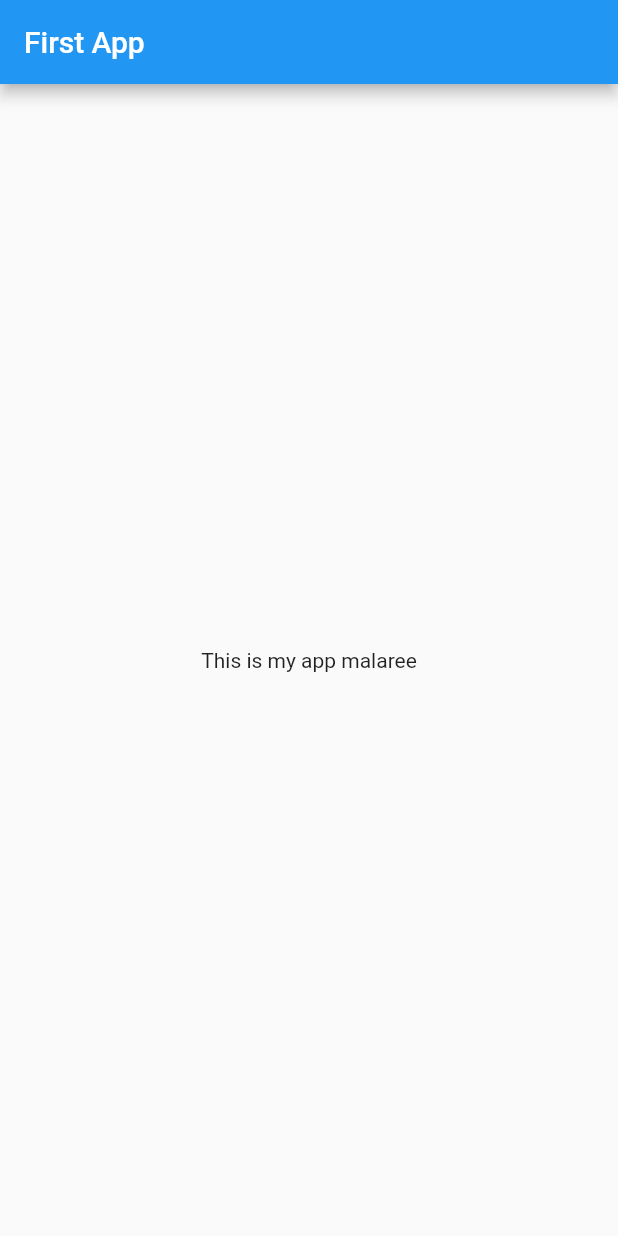
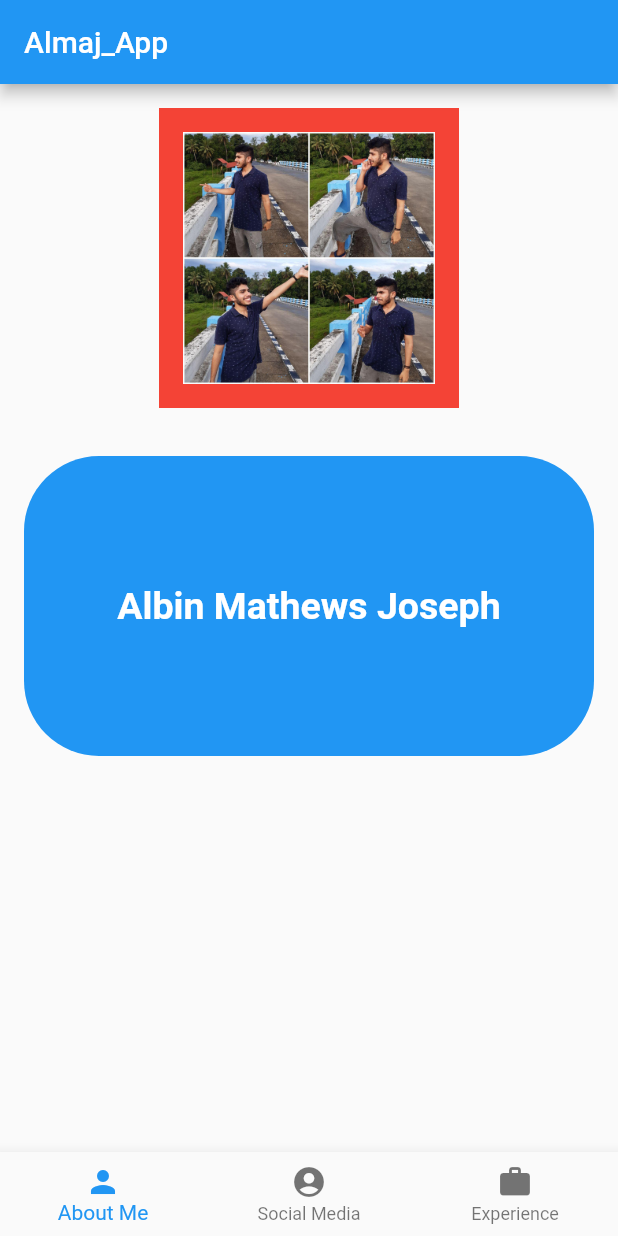
Before and after one commit to Almajoo/flutte-octo-enigma, a Flutter app: the screen it shows after launch, on a phone screen of 412 x 824 dp. Run offline on Flutter 3.47's test engine with Material 2 defaults, Android fonts, the phone set to English and light mode, and no system bars.

Commit message:
Another commit

```diff
--- a/lib/main.dart
+++ b/lib/main.dart
@@ -1,26 +1,64 @@
 import 'package:flutter/material.dart';
 
-void main() {
-  runApp(MyApp());
-}
+void main() => runApp(MyApp());
 
 class MyApp extends StatelessWidget {
-
-
   @override
   Widget build(BuildContext context) {
-    return MaterialApp(home: Scaffold(
-      appBar: AppBar(
-        title: Text("First App"),
-        ) ,
-        body: Center(
-          child: Text(
-            "This is my app malaree"
+    return MaterialApp(
+      home: Scaffold(
+        appBar: AppBar(
+          title: Text("Almaj_App"),
+        ),
+        body: Column(
+          children: <Widget>[
+            Container(
+              margin: EdgeInsets.all(16),
+              height: 200,
+              color: Colors.red,
+              padding: EdgeInsets.all(16),
+              child: Image.asset("assets/images/me.jpg"),
             ),
-          ),
+            Container(
+              margin: EdgeInsets.all(16),
+              height: 200,
+              child: Center(
+                child: Text(
+                  "Albin Mathews Joseph",
+                  style: TextStyle(
+                    color: Colors.white,
+                    fontSize: 25,
+                    fontWeight: FontWeight.bold,
+                  ),
+                ),
+              ),
+              decoration: BoxDecoration(
+                color: Colors.blue,
+                borderRadius: BorderRadius.all(
+                  Radius.circular(50),
+                ),
+              ),
+            ),
+          ],
+        ),
+        bottomNavigationBar: BottomNavigationBar(
+          items: const <BottomNavigationBarItem>[
+            BottomNavigationBarItem(
+              icon: Icon(Icons.person),
+              label: 'About Me',
+            ),
+            BottomNavigationBarItem(
+              icon: Icon(Icons.account_circle),
+              label: 'Social Media',
+            ),
+            BottomNavigationBarItem(
+              icon: Icon(Icons.work),
+              label: 'Experience',
+            ),
+          ],
+        ),
       ),
       debugShowCheckedModeBanner: false,
     );
-
   }
 }
--- a/pubspec.yaml
+++ b/pubspec.yaml
@@ -45,8 +45,9 @@ flutter:
   uses-material-design: true
 
   # To add assets to your application, add an assets section, like this:
-  # assets:
-  #   - images/a_dot_burr.jpeg
+
+  assets:
+  - assets/images/me.jpg
   #   - images/a_dot_ham.jpeg
 
   # An image asset can refer to one or more resolution-specific "variants", see
```
Also changed, not shown: assets/images/me.jpg (added).
